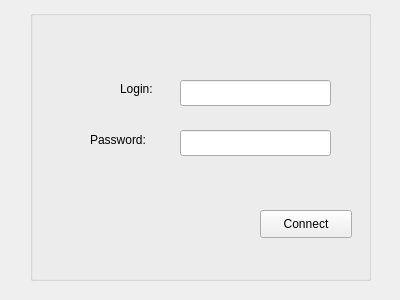
Old version of the form Client/Ui/LoginDialog.ui in the repository freakyzoidberg/horus-edu.
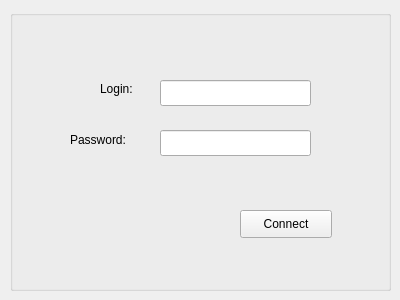
New version of the form.

```diff
--- a/Client/Ui/LoginDialog.ui
+++ b/Client/Ui/LoginDialog.ui
@@ -16,10 +16,10 @@
   <widget class="QGroupBox" name="groupBox">
    <property name="geometry">
     <rect>
-     <x>30</x>
+     <x>10</x>
      <y>10</y>
-     <width>341</width>
-     <height>271</height>
+     <width>381</width>
+     <height>281</height>
     </rect>
    </property>
    <property name="title">
```
